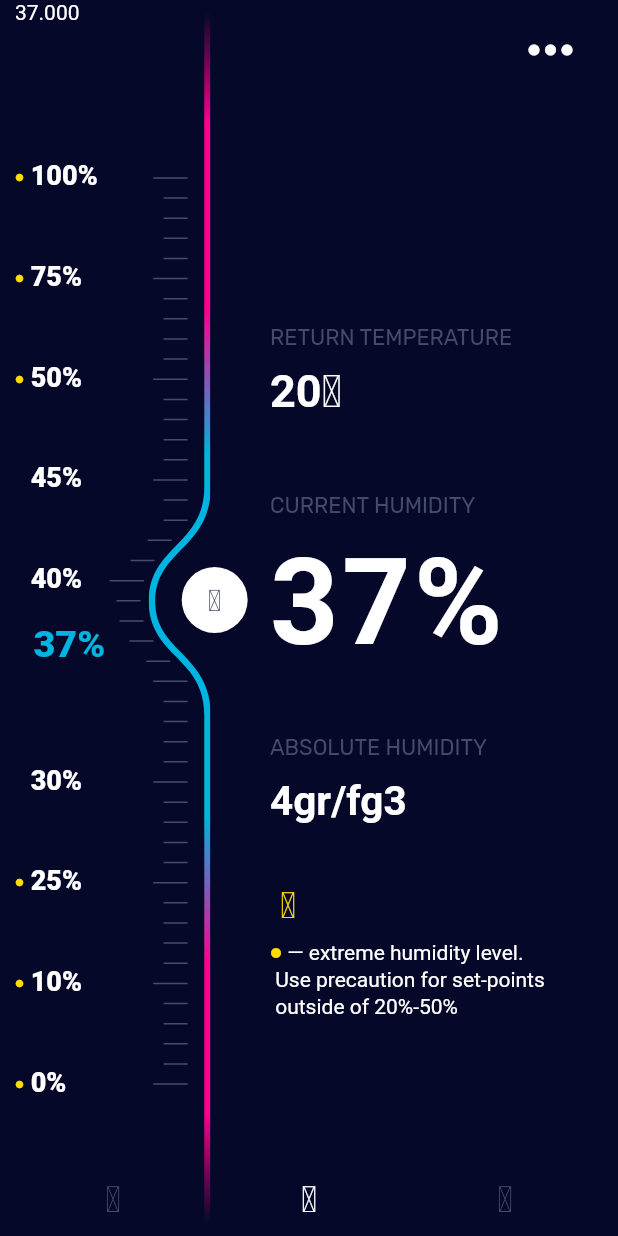
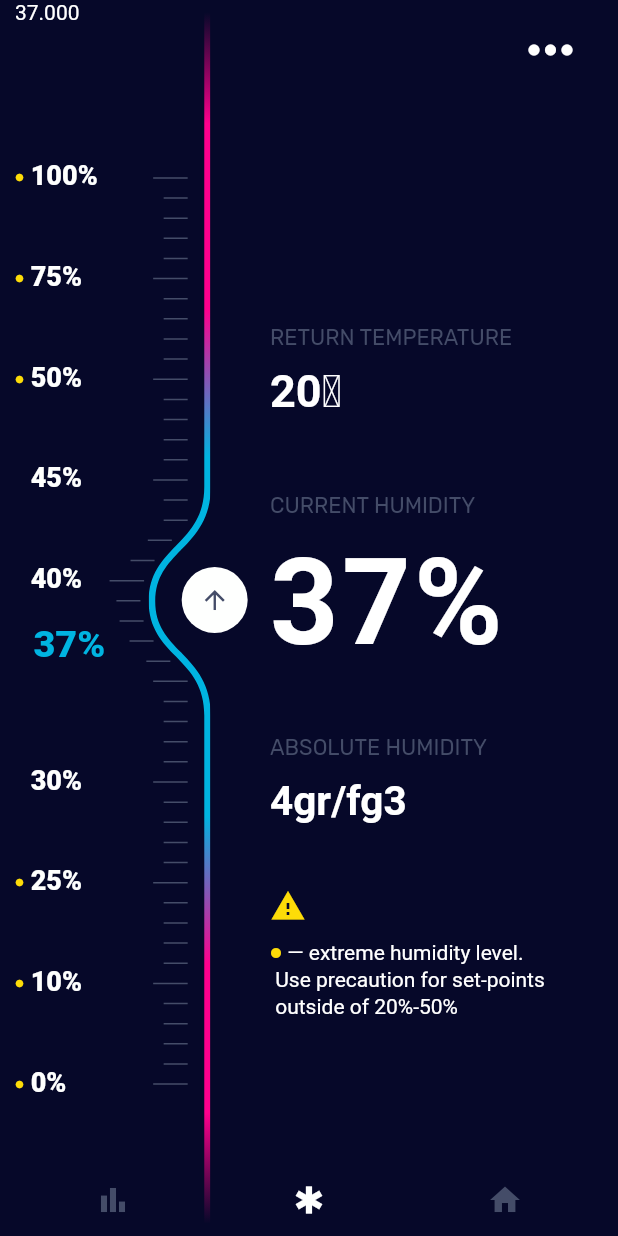
Before and after one commit to AsmaaJAH/smarthelmet, a Flutter app: the HumiditySliderScaffold screen opened directly, on a phone screen of 412 x 824 dp. Run offline on Flutter 3.47's test engine with Material 2 defaults, Android fonts, the light colour scheme and no system bars; our stand-ins replace carousel_slider, cloud_firestore, curved_navigation_bar, easy_search_bar, firebase_auth, firebase_core and 11 more; missing offline and left inert: esp_smartconfig, kdgaugeview; accounts and stored records are empty.

Commit message:
solving the package FunIcons errors

```diff
--- a/lib/modules/humidity_slider/widget/humidity_info.dart
+++ b/lib/modules/humidity_slider/widget/humidity_info.dart
@@ -59,7 +59,7 @@ class HumidityInfo extends StatelessWidget {
               ),
               const SizedBox(height: 42),
               Icon(
-                FunIcons.warningSign,
+                Icons.warning,
                 color: BrandColors.attention,
               ),
               const SizedBox(height: 10),
--- a/lib/modules/humidity_slider/widget/scaffold.dart
+++ b/lib/modules/humidity_slider/widget/scaffold.dart
@@ -1,9 +1,9 @@
 import 'package:flutter/material.dart';
 import 'package:flutter/services.dart';
+import 'package:smarthelmet/modules/home-page/HomePage.dart';
+import 'package:smarthelmet/shared/functions/shared_function.dart';
+import '../screen/humidity_screen.dart';
 
-import '../../../nav-bar/Humidity.dart';
-import '../screen/humidity_screen.dart';
-import '../utils/icons.dart';
 import '../utils/theme.dart';
 
 class HumiditySliderScaffold extends StatelessWidget {
@@ -37,7 +37,10 @@ class HumiditySliderScaffold extends StatelessWidget {
                     icon: const Icon(
                       Icons.more_horiz,
                     ),
-                    onPressed: () {},
+                    onPressed: () {
+
+                       // navigateTo(context,HomePageScreen());
+                    }
                   ),
                 ),
               ),
@@ -50,24 +53,24 @@ class HumiditySliderScaffold extends StatelessWidget {
                     children: [
                       _buildButton(
                         context,
-                        FunIcons.chart,
+                        Icons.bar_chart,
                         const _MockPage(
-                          iconData: FunIcons.chart,
+                          iconData: Icons.bar_chart,
                           activeIndex: 0,
                         ),
                         isActive: activeIndex == 0,
                       ),
                       _buildButton(
                         context,
-                        FunIcons.drop,
+                        Icons.emergency,
                         HumidityScr(),
                         isActive: activeIndex == 1,
                       ),
                       _buildButton(
                         context,
-                        FunIcons.home,
+                        Icons.home,
                         const _MockPage(
-                          iconData: FunIcons.home,
+                          iconData: Icons.home,
                           activeIndex: 2,
                         ),
                         isActive: activeIndex == 2,
--- a/lib/modules/humidity_slider/widget/slider.dart
+++ b/lib/modules/humidity_slider/widget/slider.dart
@@ -1,7 +1,6 @@
 import 'dart:math' as math;
 
 import 'package:flutter/material.dart';
-//import 'package:smarthelmet/modules/humidity_slider/humidity_slider/widget/measurement_numbers.dart';
 import 'package:smarthelmet/modules/humidity_slider/widget/measurement_numbers.dart';
 
 import '../utils/theme.dart';
--- a/lib/modules/humidity_slider/widget/slider_ball.dart
+++ b/lib/modules/humidity_slider/widget/slider_ball.dart
@@ -17,7 +17,7 @@ class SliderBall extends StatelessWidget {
       width: kBallSize,
       alignment: Alignment.center,
       child: const Icon(
-        FunIcons.verticalArrows,
+        Icons.arrow_upward,
         color: BrandColors.fiord,
         size: 20,
       ),
--- a/lib/modules/searchScreen/search.dart
+++ b/lib/modules/searchScreen/search.dart
@@ -50,8 +50,7 @@ class _SearchWorkerState extends State<SearchWorker> {
               actions: [
                 IconButton(
                     icon: const Icon(Icons.person),
-                    onPressed: () async{
-                      // int i=await CachHelper.getData(key:"index");
+                    onPressed: () {
                       navigateAndFinish(
                           context,
                           MaterialPageRoute(
```
